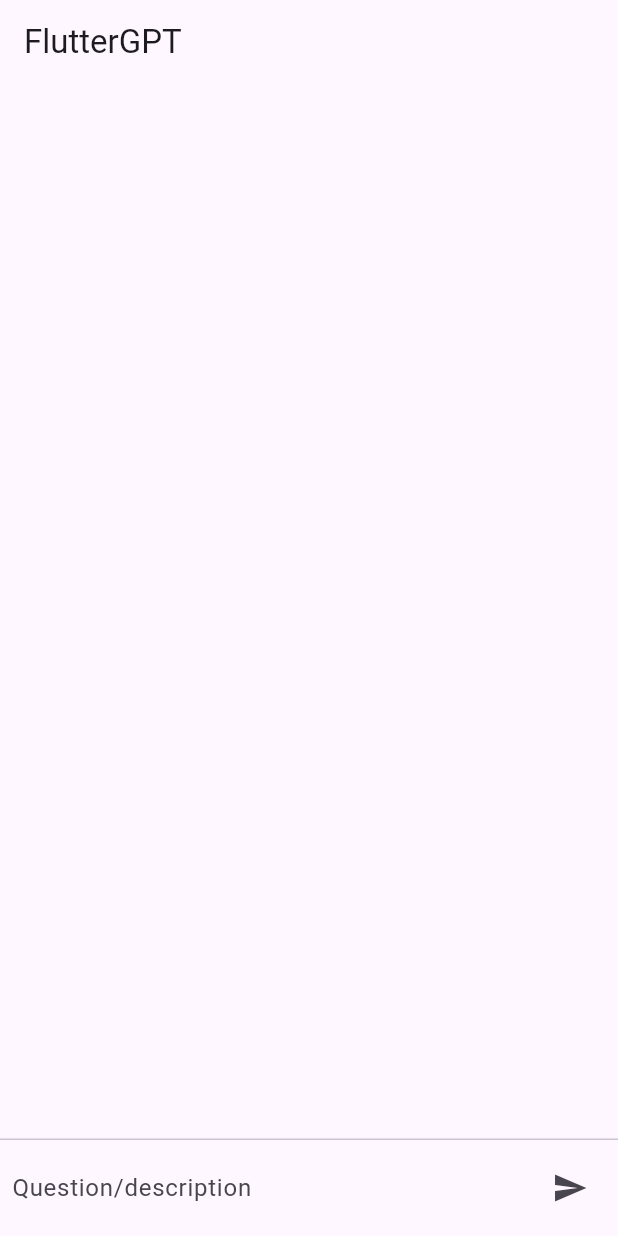
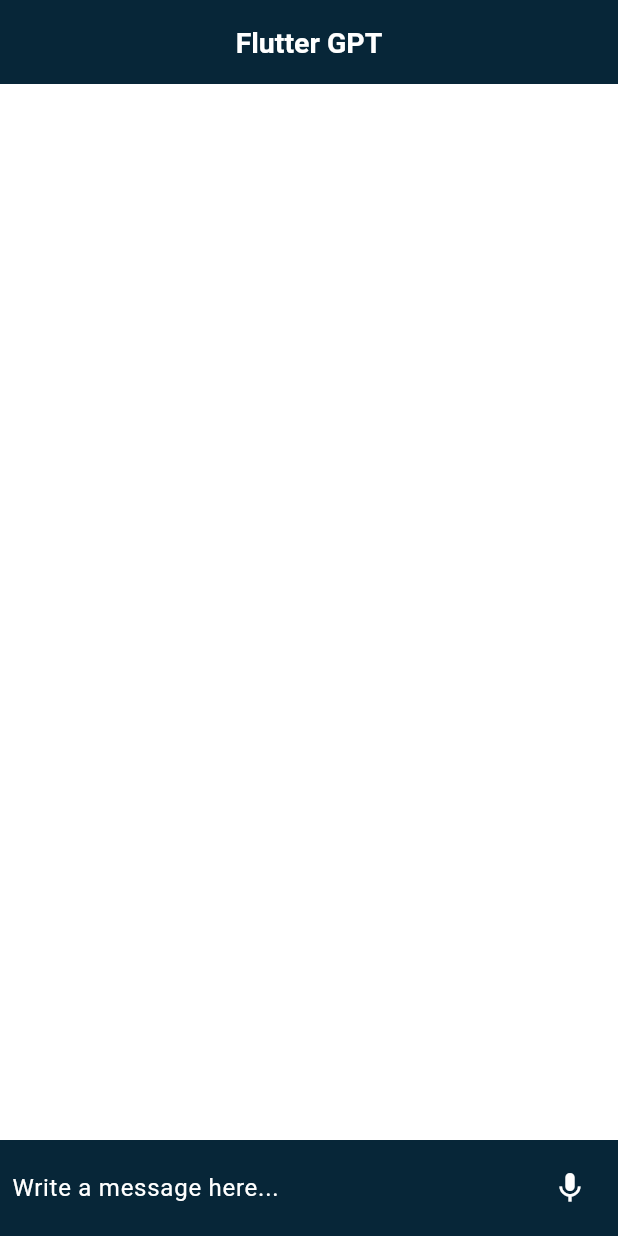
Before and after one commit to shibinnvc/flutter_gpt, a Flutter app: the screen it shows after launch, on a phone screen of 412 x 824 dp. Run offline on Flutter 3.47's test engine with Material 2 defaults, Android fonts, the phone set to English and light mode, and no system bars; our stand-ins replace flutter_dotenv, loading_animation_widget, speech_to_text.

Commit message:
gpt complete

```diff
--- a/lib/chat_screen.dart
+++ b/lib/chat_screen.dart
@@ -1,9 +1,14 @@
+import 'dart:convert';
 import 'dart:developer';
-import 'package:chat_gpt_sdk/chat_gpt_sdk.dart';
 import 'package:flutter/material.dart';
 import 'package:flutter_dotenv/flutter_dotenv.dart';
-import 'chatmessage.dart';
-import 'threedots.dart';
+import 'package:flutter_gpt/models.dart';
+import 'package:flutter_gpt/widgets/prompt_builder.dart';
+import 'package:flutter_gpt/widgets/prompt_field.dart';
+import 'package:http/http.dart' as http;
+import 'package:loading_animation_widget/loading_animation_widget.dart';
+import 'package:speech_to_text/speech_recognition_result.dart';
+import 'package:speech_to_text/speech_to_text.dart';
 
 class ChatScreen extends StatefulWidget {
   const ChatScreen({super.key});
@@ -14,133 +19,147 @@ class ChatScreen extends StatefulWidget {
 
 class _ChatScreenState extends State<ChatScreen> {
   final TextEditingController _controller = TextEditingController();
+  final _speechToText = SpeechToText();
   final List<ChatMessage> _messages = [];
-  late OpenAI openAI;
-  bool _isImageSearch = false;
-
-  bool _isTyping = false;
+  bool isLoading = false;
+  bool _speechEnabled = false;
+  String _lastWords = '';
 
   @override
   void initState() {
-    openAI = OpenAI.instance.build(
-        token: dotenv.env["API_KEY"],
-        baseOption: HttpSetup(receiveTimeout: const Duration(seconds: 6)),
-        enableLog: true);
     super.initState();
+    _initSpeech();
+  }
+
+  Future<void> _initSpeech() async {
+    await _speechToText.initialize();
+    setState(() {});
+  }
+
+  /// Each time to start a speech recognition session
+  Future<void> _startListening() async {
+    await _speechToText.listen(onResult: _onSpeechResult);
+    setState(() {});
+  }
+
+  /// Manually stop the active speech recognition session
+  /// Note that there are also timeouts that each platform enforces
+  /// and the SpeechToText plugin supports setting timeouts on the
+  /// listen method.
+  Future<void> _stopListening() async {
+    await _speechToText.stop();
+    setState(() {});
+  }
+
+  /// This is the callback that the SpeechToText plugin calls when
+  /// the platform returns recognized words.
+  Future<void> _onSpeechResult(SpeechRecognitionResult result) async {
+    setState(() {
+      _lastWords = result.recognizedWords;
+    });
   }
 
   @override
   void dispose() {
-    // openAI;
+    _controller.dispose();
+    _speechToText.stop();
     super.dispose();
   }
 
-  // Link for api - https://beta.openai.com/account/api-keys
-
   void _sendMessage() async {
-    if (_controller.text.isEmpty) return;
+    if (!_speechEnabled) {
+      if (_controller.text.isEmpty) return;
+    }
     ChatMessage message = ChatMessage(
-      text: _controller.text,
+      text: _speechEnabled ? _lastWords : _controller.text,
       sender: "user",
-      isImage: false,
     );
-
     setState(() {
       _messages.insert(0, message);
-      _isTyping = true;
+      isLoading = true;
     });
+    try {
+      final response = await http.post(
+          Uri.parse("https://api.openai.com/v1/chat/completions"),
+          headers: {
+            "Content-Type": "application/json",
+            "Authorization": "Bearer ${dotenv.env["API_KEY"]}"
+          },
+          body: jsonEncode({
+            "model": "text-davinci-003",
+            "prompt": _speechEnabled ? _lastWords : _controller.text,
+            "max_tokens": 7,
+            "temperature": 0,
+            "top_p": 1,
+          }));
 
-    _controller.clear();
-
-    if (_isImageSearch) {
-      final request = GenerateImage(message.text, 1, size: ImageSize.size256);
-
-      final response = await openAI.generateImage(request);
-      log(response!.data!.last!.url!);
-      insertNewData(response.data!.last!.url!, isImage: true);
+      if (response.statusCode == 200) {
+        ResponseModel responseModel = responseModelFromJson(response.body);
+        log(response.body.toString());
+        log(responseModel.choices[0].text);
+        _insertNewChat(responseModel.choices[0].text);
+      } else {
+        //want to remove
+        _insertNewChat(
+            "All loading animation APIs are same straight forward. There is a static method for each animation inside LoadingAnimationWidget class, which returns the Object of that animation. Both size and color are required some animations need more than one color.");
+        log(response.body);
+      }
+    } catch (e) {
+      log(e.toString());
+    }
+    if (_speechEnabled) {
+      setState(() {
+        _speechEnabled = false;
+        _lastWords = "";
+      });
     } else {
-      final request =
-          CompleteText(prompt: message.text, model: TextDavinci3Model());
-
-      final response = await openAI.onCompletion(request: request);
-      log(response!.choices[0].text);
-      insertNewData(response.choices[0].text, isImage: false);
+      _controller.clear();
     }
   }
 
-  void insertNewData(String response, {bool isImage = false}) {
+  void _insertNewChat(String response) {
     ChatMessage botMessage = ChatMessage(
       text: response,
       sender: "bot",
-      isImage: isImage,
     );
-
     setState(() {
-      _isTyping = false;
+      isLoading = false;
       _messages.insert(0, botMessage);
     });
   }
 
-  Widget _buildTextComposer() {
-    return Padding(
-      padding: const EdgeInsets.all(8.0),
-      child: Row(
-        children: [
-          Expanded(
-            child: TextField(
-              controller: _controller,
-              onSubmitted: (value) => _sendMessage(),
-              decoration: const InputDecoration.collapsed(
-                  hintText: "Question/description"),
-            ),
-          ),
-          // ButtonBar(
-          //   children: [
-          IconButton(
-            icon: const Icon(Icons.send),
-            onPressed: () {
-              _isImageSearch = false;
-              _sendMessage();
-            },
-          ),
-          //     TextButton(
-          //         onPressed: () {
-          //           _isImageSearch = true;
-          //           _sendMessage();
-          //         },
-          //         child: const Text("Generate Image"))
-          //   ],
-          // ),
-        ],
-      ),
-    );
+  Future<void> _speechListening() async {
+    if (await _speechToText.hasPermission && _speechToText.isNotListening) {
+      setState(() {
+        _speechEnabled = true;
+      });
+      await _startListening();
+    } else if (_speechToText.isListening) {
+      await _stopListening();
+      _sendMessage();
+    } else {
+      _initSpeech();
+    }
   }
 
   @override
   Widget build(BuildContext context) {
     return Scaffold(
-        appBar: AppBar(title: const Text("FlutterGPT")),
+        appBar: AppBar(title: const Text("Flutter GPT")),
         body: SafeArea(
           child: Column(
             children: [
-              Flexible(
-                  child: ListView.builder(
-                reverse: true,
-                // padding: Vx.m8,
-                itemCount: _messages.length,
-                itemBuilder: (context, index) {
-                  return _messages[index];
-                },
-              )),
-              if (_isTyping) const ThreeDots(),
-              const Divider(
-                height: 1.0,
-              ),
-              Container(
-                decoration: BoxDecoration(
-                    // color: context.cardColor,
-                    ),
-                child: _buildTextComposer(),
+              PromptBuilder(messages: _messages),
+              if (isLoading)
+                LoadingAnimationWidget.dotsTriangle(
+                  color: const Color.fromARGB(255, 7, 38, 56),
+                  size: 60,
+                ),
+              PromptField(
+                controller: _controller,
+                speechEnabled: _speechEnabled,
+                sendMessage: _sendMessage,
+                sendSpeech: _speechListening,
               )
             ],
           ),
--- a/lib/main.dart
+++ b/lib/main.dart
@@ -11,15 +11,22 @@ Future main() async {
 
 class MyApp extends StatelessWidget {
   const MyApp({super.key});
-
-  // This widget is the root of your application.
   @override
   Widget build(BuildContext context) {
     return MaterialApp(
-      title: 'ChatGPT Demo',
+      title: 'ChatGPT',
       debugShowCheckedModeBanner: false,
       theme: ThemeData(
         primarySwatch: Colors.blue,
+        primaryColor: Colors.white,
+        scaffoldBackgroundColor: Colors.white,
+        appBarTheme: const AppBarTheme(
+            backgroundColor: Color.fromARGB(255, 7, 38, 56),
+            centerTitle: true,
+            titleTextStyle: TextStyle(
+                color: Colors.white,
+                fontSize: 19,
+                fontWeight: FontWeight.bold)),
         useMaterial3: true,
       ),
       home: const ChatScreen(),
--- /dev/null
+++ b/lib/models.dart
@@ -0,0 +1,71 @@
+import 'dart:convert';
+
+ResponseModel responseModelFromJson(String str) =>
+    ResponseModel.fromJson(json.decode(str));
+
+class ResponseModel {
+  String id;
+  String object;
+  int created;
+  String model;
+  List<Choice> choices;
+  Usage usage;
+
+  ResponseModel({
+    required this.id,
+    required this.object,
+    required this.created,
+    required this.model,
+    required this.choices,
+    required this.usage,
+  });
+
+  factory ResponseModel.fromJson(Map<String, dynamic> json) => ResponseModel(
+        id: json["id"],
+        object: json["object"],
+        created: json["created"],
+        model: json["model"],
+        choices:
+            List<Choice>.from(json["choices"].map((x) => Choice.fromJson(x))),
+        usage: Usage.fromJson(json["usage"]),
+      );
+}
+
+class Choice {
+  String text;
+  int index;
+  dynamic logprobs;
+  String finishReason;
+
+  Choice({
+    required this.text,
+    required this.index,
+    required this.logprobs,
+    required this.finishReason,
+  });
+
+  factory Choice.fromJson(Map<String, dynamic> json) => Choice(
+        text: json["text"],
+        index: json["index"],
+        logprobs: json["logprobs"],
+        finishReason: json["finish_reason"],
+      );
+}
+
+class Usage {
+  int promptTokens;
+  int completionTokens;
+  int totalTokens;
+
+  Usage({
+    required this.promptTokens,
+    required this.completionTokens,
+    required this.totalTokens,
+  });
+
+  factory Usage.fromJson(Map<String, dynamic> json) => Usage(
+        promptTokens: json["prompt_tokens"],
+        completionTokens: json["completion_tokens"],
+        totalTokens: json["total_tokens"],
+      );
+}
--- /dev/null
+++ b/lib/widgets/prompt_builder.dart
@@ -0,0 +1,56 @@
+import 'package:flutter/material.dart';
+
+class PromptBuilder extends StatelessWidget {
+  const PromptBuilder({
+    super.key,
+    required List<ChatMessage> messages,
+  }) : _messages = messages;
+
+  final List<ChatMessage> _messages;
+
+  @override
+  Widget build(BuildContext context) {
+    return Expanded(
+        child: ListView.builder(
+      reverse: true,
+      itemCount: _messages.length,
+      itemBuilder: (context, index) {
+        return _messages[index];
+      },
+    ));
+  }
+}
+
+class ChatMessage extends StatelessWidget {
+  const ChatMessage({
+    super.key,
+    required this.text,
+    required this.sender,
+  });
+
+  final String text;
+  final String sender;
+
+  @override
+  Widget build(BuildContext context) {
+    return Container(
+        margin: const EdgeInsets.symmetric(vertical: 5).copyWith(
+            left: sender == "user" ? 10 : 30,
+            right: sender == "user" ? 30 : 10),
+        padding: const EdgeInsets.all(8),
+        decoration: sender == "user"
+            ? null
+            : BoxDecoration(
+                borderRadius: BorderRadius.circular(12),
+                color: const Color.fromARGB(255, 7, 38, 56)),
+        child: Text(
+          text.trim(),
+          style: TextStyle(
+              color: sender == "user"
+                  ? const Color.fromARGB(255, 7, 38, 56)
+                  : Colors.white,
+              fontWeight:
+                  sender == "user" ? FontWeight.bold : FontWeight.normal),
+        ));
+  }
+}
--- /dev/null
+++ b/lib/widgets/prompt_field.dart
@@ -0,0 +1,62 @@
+// ignore_for_file: public_member_api_docs, sort_constructors_first
+import 'package:flutter/material.dart';
+import 'package:loading_animation_widget/loading_animation_widget.dart';
+
+// ignore: must_be_immutable
+class PromptField extends StatefulWidget {
+  final TextEditingController controller;
+  final void Function() sendMessage;
+  final void Function() sendSpeech;
+  bool speechEnabled;
+
+  PromptField({
+    Key? key,
+    required this.controller,
+    required this.sendMessage,
+    required this.sendSpeech,
+    this.speechEnabled = false,
+  }) : super(key: key);
+
+  @override
+  State<PromptField> createState() => _PromptFieldState();
+}
+
+class _PromptFieldState extends State<PromptField> {
+  @override
+  Widget build(BuildContext context) {
+    return Container(
+      padding: const EdgeInsets.all(8.0),
+      color: const Color.fromARGB(255, 7, 38, 56),
+      child: Row(
+        children: [
+          Expanded(
+              child: widget.speechEnabled
+                  ? Center(
+                      child: LoadingAnimationWidget.staggeredDotsWave(
+                        color: Colors.white,
+                        size: 40,
+                      ),
+                    )
+                  : TextField(
+                      controller: widget.controller,
+                      style: const TextStyle(color: Colors.white),
+                      onSubmitted: (value) => widget.sendMessage(),
+                      onChanged: (value) {
+                        setState(() {});
+                      },
+                      decoration: const InputDecoration.collapsed(
+                          hintText: "Write a message here...",
+                          hintStyle: TextStyle(color: Colors.white)),
+                    )),
+          IconButton(
+              icon: Icon(
+                  widget.controller.text.isEmpty ? Icons.mic : Icons.send,
+                  color: Colors.white),
+              onPressed: widget.controller.text.isEmpty
+                  ? widget.sendSpeech
+                  : widget.sendMessage),
+        ],
+      ),
+    );
+  }
+}
```
Also changed, not shown: lib/chatmessage.dart (deleted, +0 -41 lines), lib/threedots.dart (deleted, +0 -59 lines), pubspec.yaml (+8 -3 lines), pubspec.lock, 15 other files.
